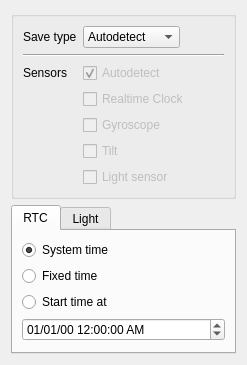
Before: the Qt Designer form Libretro/mgba/src/platform/qt/GamePakView.ui in kiddreads/Avalon-copy2, drawn with Qt 5.
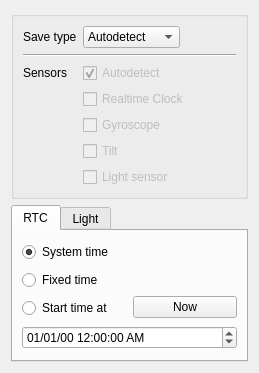
After: the same form once the commit is applied.

Commit message: Qt: Add "Now" button to RTC overrides

What changed in the file:
```diff
--- a/Libretro/mgba/src/platform/qt/GamePakView.ui
+++ b/Libretro/mgba/src/platform/qt/GamePakView.ui
@@ -6,8 +6,8 @@
    <rect>
     <x>0</x>
     <y>0</y>
-    <width>247</width>
-    <height>345</height>
+    <width>259</width>
+    <height>373</height>
    </rect>
   </property>
   <property name="sizePolicy">
@@ -149,8 +149,18 @@
       <attribute name="title">
        <string>RTC</string>
       </attribute>
-      <layout class="QVBoxLayout" name="verticalLayout">
-       <item>
+      <layout class="QGridLayout" name="gridLayout_2">
+       <item row="2" column="0">
+        <widget class="QRadioButton" name="timeFakeEpoch">
+         <property name="text">
+          <string>Start time at</string>
+         </property>
+         <attribute name="buttonGroup">
+          <string notr="true">timeButtons</string>
+         </attribute>
+        </widget>
+       </item>
+       <item row="0" column="0">
         <widget class="QRadioButton" name="timeNoOverride">
          <property name="text">
           <string>System time</string>
@@ -163,7 +173,7 @@
          </attribute>
         </widget>
        </item>
-       <item>
+       <item row="1" column="0">
         <widget class="QRadioButton" name="timeFixed">
          <property name="text">
           <string>Fixed time</string>
@@ -173,17 +183,7 @@
          </attribute>
         </widget>
        </item>
-       <item>
-        <widget class="QRadioButton" name="timeFakeEpoch">
-         <property name="text">
-          <string>Start time at</string>
-         </property>
-         <attribute name="buttonGroup">
-          <string notr="true">timeButtons</string>
-         </attribute>
-        </widget>
-       </item>
-       <item>
+       <item row="3" column="0" colspan="2">
         <widget class="QDateTimeEdit" name="time">
          <property name="wrapping">
           <bool>true</bool>
@@ -213,6 +213,13 @@
          </property>
         </widget>
        </item>
+       <item row="0" column="1" rowspan="3" alignment="Qt::AlignBottom">
+        <widget class="QPushButton" name="timeNow">
+         <property name="text">
+          <string>Now</string>
+         </property>
+        </widget>
+       </item>
       </layout>
      </widget>
      <widget class="QWidget" name="tab_6">
```
The commit also changes 1 other file.
